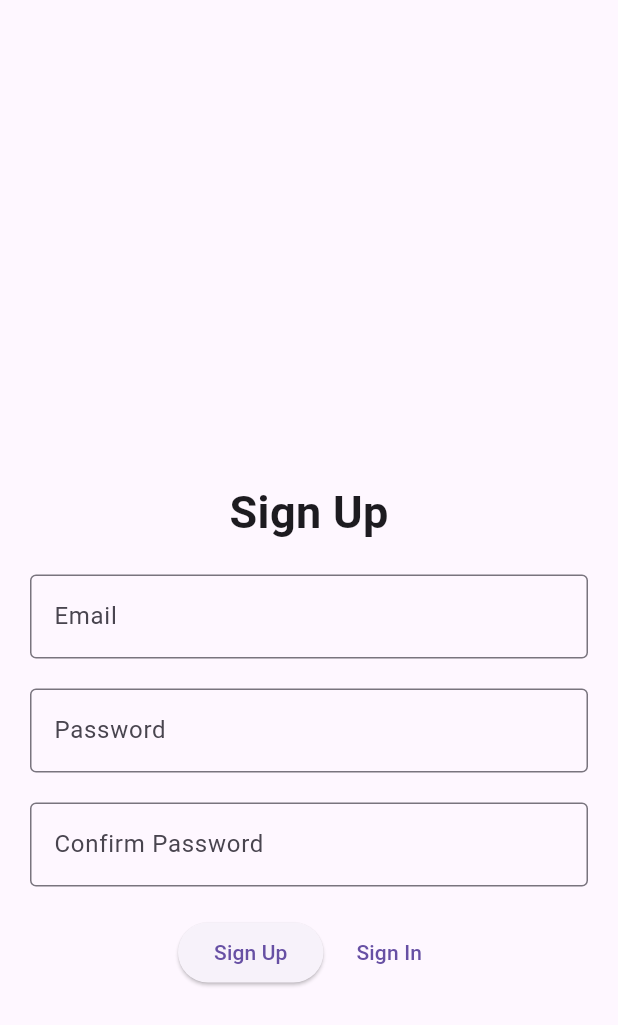
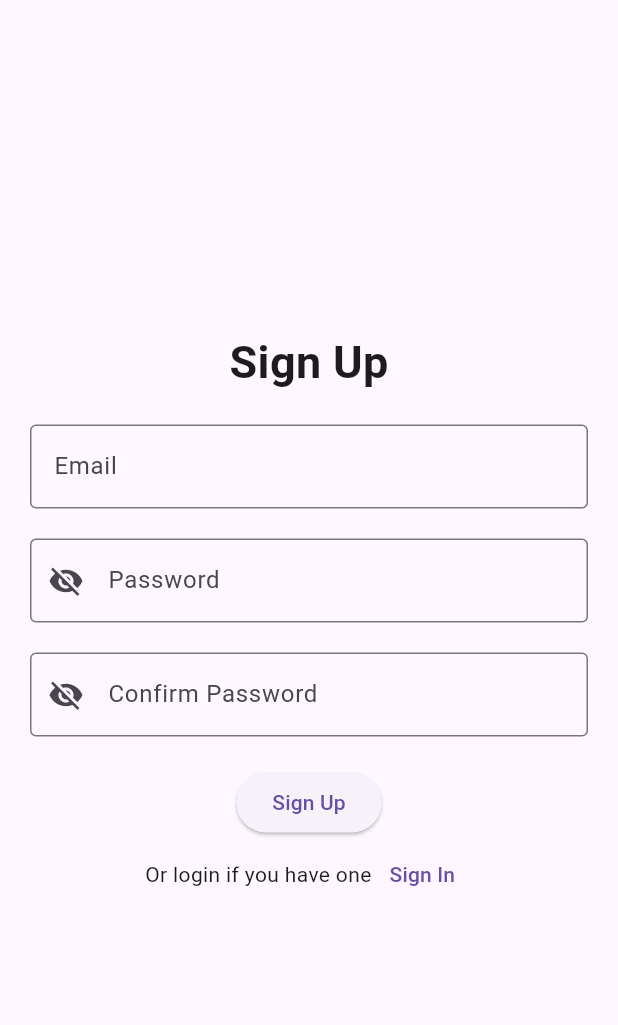
Before and after one commit to meabit1/social-media-app, a Flutter app: the screen it shows after launch, after a tap on "Sign Up", on a phone screen of 412 x 824 dp. Shown: the top 1025 px of the screen. Run offline on Flutter 3.47's test engine with Material 3 defaults, Android fonts, the phone set to English and light mode, and no system bars; our stand-ins replace cloud_firestore, firebase_auth, firebase_core, firebase_storage, get, image_picker; accounts and stored records are empty.

Commit message:
imporve ux

```diff
--- a/lib/app.dart
+++ b/lib/app.dart
@@ -15,11 +15,8 @@ class App extends StatelessWidget {
       home: Obx(() {
         if (appController.appStatus == AppStatus.unauthenticated) {
           return SignInView();
-        } else if (appController.appStatus == AppStatus.authanticated) {
-          return const HomeView();
-        } else {
-          return Container();
         }
+        return const HomeView();
       }),
     );
   }
--- a/lib/controllers/posts_controller.dart
+++ b/lib/controllers/posts_controller.dart
@@ -15,10 +15,12 @@ class PostsController extends GetxController {
   // reactive fields
   final Rx<List<Post>> _posts = Rx<List<Post>>(<Post>[]);
   List<Post> get posts => _posts.value;
+  final RxBool _isLoading = false.obs;
+  bool get isLoading => _isLoading.value;
   comment(Post post, MyComment comment) {
     FirebaseFirestore.instance.collection(postsPath).doc(post.id).update({
       'comments': [
-        ...post.comments.map((e) => (e as MyComment).toJson()).toList(),
+        ...post.comments.map((e) => (e as MyComment).toJson()),
         comment.toJson()
       ]
     });
@@ -71,6 +73,7 @@ class PostsController extends GetxController {
   }
 
   void _subscribeToData() {
+    _isLoading.value = true;
     _streamSubscription = FirebaseFirestore.instance
         .collection(postsPath)
         .orderBy('timestamp', descending: true)
@@ -79,6 +82,7 @@ class PostsController extends GetxController {
       _posts.value = snapshot.docs
           .map((doc) => Post.fromJsonId(doc.id, doc.data()))
           .toList();
+      _isLoading.value = false;
     });
   }
 }
--- a/lib/views/sign_in_view.dart
+++ b/lib/views/sign_in_view.dart
@@ -4,11 +4,20 @@ import 'package:flutter_firebase/views/sign_up_view.dart';
 import 'package:flutter_firebase/widgets/loading_widget.dart';
 import 'package:get/get.dart';
 
-class SignInView extends StatelessWidget {
-  SignInView({super.key});
+class SignInView extends StatefulWidget {
+  const SignInView({super.key});
+
+  @override
+  State<SignInView> createState() => _SignInViewState();
+}
+
+class _SignInViewState extends State<SignInView> {
   // controllers
   final _emailController = TextEditingController();
+
   final _passwordController = TextEditingController();
+
+  bool isObsecure = true;
   @override
   Widget build(BuildContext context) {
     final appController = Get.find<AppController>();
@@ -42,10 +51,21 @@ class SignInView extends StatelessWidget {
               ),
               TextField(
                 controller: _passwordController,
-                decoration: const InputDecoration(
+                decoration: InputDecoration(
                   border: OutlineInputBorder(),
                   hintText: 'Password',
+                  suffixIcon: IconButton(
+                    onPressed: () {
+                      setState(() {
+                        isObsecure = !isObsecure;
+                      });
+                    },
+                    icon: isObsecure
+                        ? Icon(Icons.visibility_off)
+                        : Icon(Icons.visibility),
                   ),
+                ),
+                obscureText: isObsecure,
               ),
               const SizedBox(
                 height: 20.0,
@@ -53,21 +73,21 @@ class SignInView extends StatelessWidget {
               const SizedBox(
                 height: 20.0,
               ),
-              Row(
-                mainAxisAlignment: MainAxisAlignment.center,
-                children: [
               Obx(
                 () {
-                      return appController.isLoading
-                          ? const LoadingWidget()
-                          : ElevatedButton(
+                  if (appController.isLoading) return const LoadingWidget();
+                  return ElevatedButton(
                     child: const Text('Sign In'),
                     onPressed: () {
-                                if (_emailController.text.isEmpty ||
-                                    _passwordController.text.isEmpty) return;
+                      if (_emailController.text.trim().isEmpty ||
+                          _passwordController.text.trim().isEmpty) {
+                        Get.snackbar(
+                            "Sign in failed", "All fields are required ");
+                        return;
+                      }
 
-                                appController.signIn(_emailController.text,
-                                    _passwordController.text);
+                      appController.signIn(
+                          _emailController.text, _passwordController.text);
                     },
                   );
                 },
@@ -75,6 +95,10 @@ class SignInView extends StatelessWidget {
               const SizedBox(
                 width: 10.0,
               ),
+              Row(
+                mainAxisAlignment: MainAxisAlignment.center,
+                children: [
+                  Text("Or create new Acount"),
                   TextButton(
                     onPressed: () {
                       Get.off(() => SignUpView());
--- a/lib/views/sign_up_view.dart
+++ b/lib/views/sign_up_view.dart
@@ -5,12 +5,27 @@ import 'package:get/get.dart';
 
 import '../widgets/loading_widget.dart';
 
-class SignUpView extends StatelessWidget {
-  SignUpView({super.key});
+class SignUpView extends StatefulWidget {
+  const SignUpView({super.key});
+
+  @override
+  State<SignUpView> createState() => _SignUpViewState();
+}
+
+class _SignUpViewState extends State<SignUpView> {
   // controllers
   final _emailController = TextEditingController();
+
   final _passwordController = TextEditingController();
+
   final _confirmPasswordController = TextEditingController();
+  bool isObsecure = true;
+  void toggleObsecure() {
+    setState(() {
+      isObsecure = !isObsecure;
+    });
+  }
+
   @override
   Widget build(BuildContext context) {
     final appController = Get.find<AppController>();
@@ -21,7 +36,7 @@ class SignUpView extends StatelessWidget {
           child: Column(
             mainAxisAlignment: MainAxisAlignment.center,
             children: [
-              const SizedBox(height: 300),
+              const SizedBox(height: 200),
               const Text(
                 'Sign Up',
                 style: TextStyle(
@@ -44,9 +59,15 @@ class SignUpView extends StatelessWidget {
               ),
               TextField(
                 controller: _passwordController,
-                decoration: const InputDecoration(
+                obscureText: isObsecure,
+                decoration: InputDecoration(
                   border: OutlineInputBorder(),
                   hintText: 'Password',
+                  prefixIcon: IconButton(
+                      onPressed: toggleObsecure,
+                      icon: isObsecure
+                          ? Icon(Icons.visibility_off)
+                          : Icon(Icons.visibility)),
                 ),
               ),
               const SizedBox(
@@ -54,33 +75,43 @@ class SignUpView extends StatelessWidget {
               ),
               TextField(
                 controller: _confirmPasswordController,
-                decoration: const InputDecoration(
+                obscureText: isObsecure,
+                decoration: InputDecoration(
                   border: OutlineInputBorder(),
                   hintText: 'Confirm Password',
+                  prefixIcon: IconButton(
+                      onPressed: toggleObsecure,
+                      icon: isObsecure
+                          ? Icon(Icons.visibility_off)
+                          : Icon(Icons.visibility)),
                 ),
               ),
               const SizedBox(
                 height: 20.0,
               ),
-              Row(
-                mainAxisAlignment: MainAxisAlignment.center,
-                children: [
               Obx(
                 () {
                   return appController.isLoading
                       ? const LoadingWidget()
                       : ElevatedButton(
                           onPressed: () {
-                                if (_emailController.text.isNotEmpty &&
-                                    _passwordController.text.isNotEmpty &&
-                                    _confirmPasswordController
-                                        .text.isNotEmpty) {
-                                  if (_passwordController.text ==
+                            if (_emailController.text.trim().isEmpty ||
+                                _passwordController.text.trim().isEmpty ||
+                                _confirmPasswordController.text
+                                    .trim()
+                                    .isEmpty) {
+                              Get.snackbar(
+                                  "Sign up failed", "All fields are required");
+                              return;
+                            }
+                            if (_passwordController.text !=
                                 _confirmPasswordController.text) {
-                                    appController.sinUp(_emailController.text,
+                              Get.snackbar(
+                                  "Sign up failed", "Passwords dont match");
+                              return;
+                            }
+                            appController.sinUp(_emailController.text.trim(),
                                 _passwordController.text);
-                                  }
-                                }
                           },
                           child: const Text('Sign Up'),
                         );
@@ -89,6 +120,10 @@ class SignUpView extends StatelessWidget {
               const SizedBox(
                 width: 10.0,
               ),
+              Row(
+                mainAxisAlignment: MainAxisAlignment.center,
+                children: [
+                  Text('Or login if you have one'),
                   TextButton(
                     onPressed: () {
                       Get.off(() => SignInView());
```
Also changed, not shown: lib/controllers/app_controller.dart (+11 -2 lines), lib/views/home_view.dart (+6 -3 lines), lib/widgets/post_widget.dart (+8 -2 lines), pubspec.yaml (+6 -6 lines), pubspec.lock, 4 other files. Lines whose indentation alone changed are shown as unchanged.
